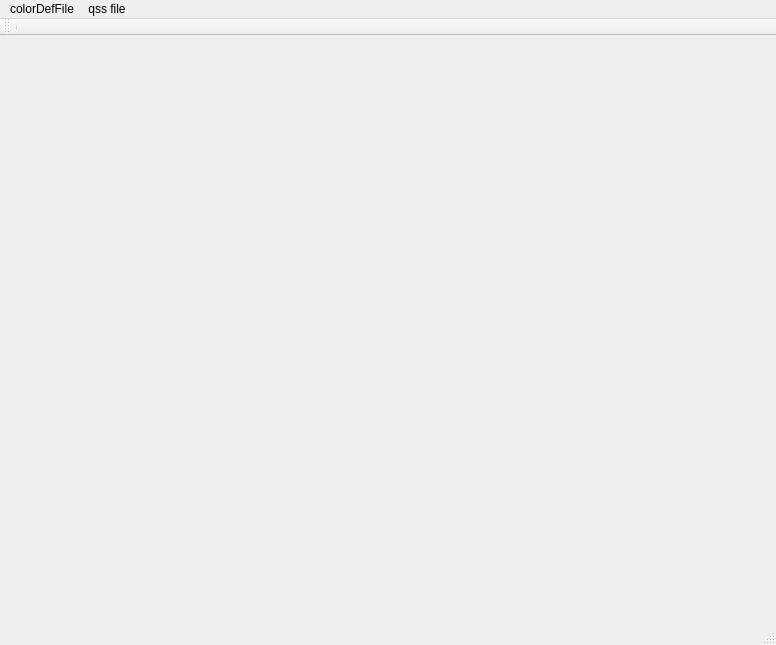
First picture: the form in src/mainwindow.ui, repository chenghongfeng/QssCreator, before the edit.
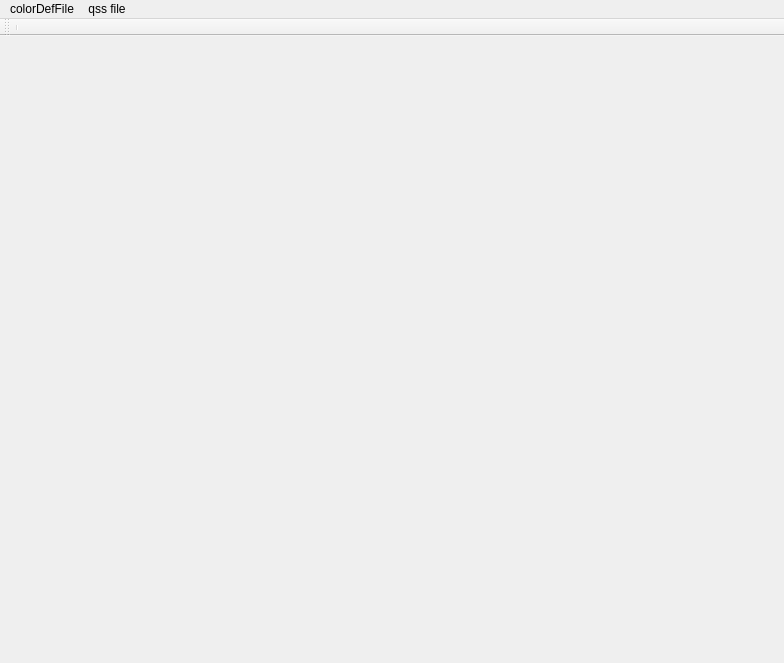
Second picture: the form after the edit.

Commit message: 1.删除mainwindow的statusbar,只使用fancytabwidget的statusBar

Patch:
```diff
--- a/src/mainwindow.ui
+++ b/src/mainwindow.ui
@@ -6,15 +6,14 @@
    <rect>
     <x>0</x>
     <y>0</y>
-    <width>776</width>
-    <height>645</height>
+    <width>784</width>
+    <height>663</height>
    </rect>
   </property>
   <property name="windowTitle">
    <string>MainWindow</string>
   </property>
   <widget class="QWidget" name="centralwidget"/>
-  <widget class="QStatusBar" name="statusbar"/>
   <widget class="QToolBar" name="toolBar_2">
    <property name="windowTitle">
     <string>toolBar_2</string>
@@ -32,7 +31,7 @@
     <rect>
      <x>0</x>
      <y>0</y>
-     <width>776</width>
+     <width>784</width>
      <height>22</height>
     </rect>
    </property>
```
